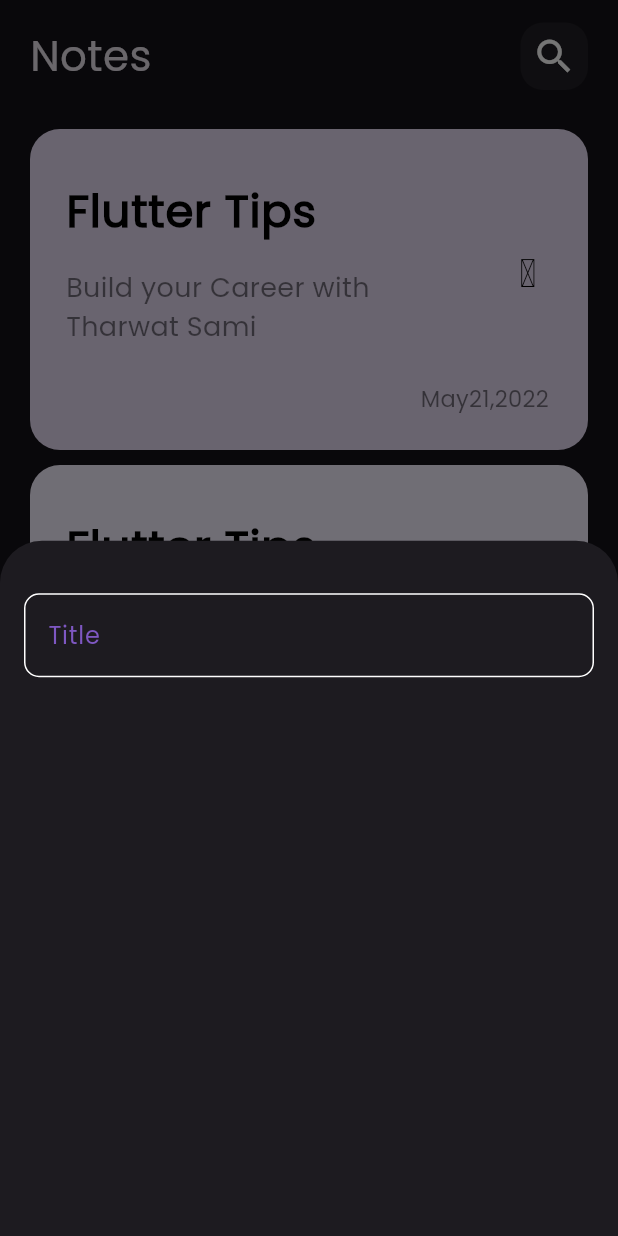
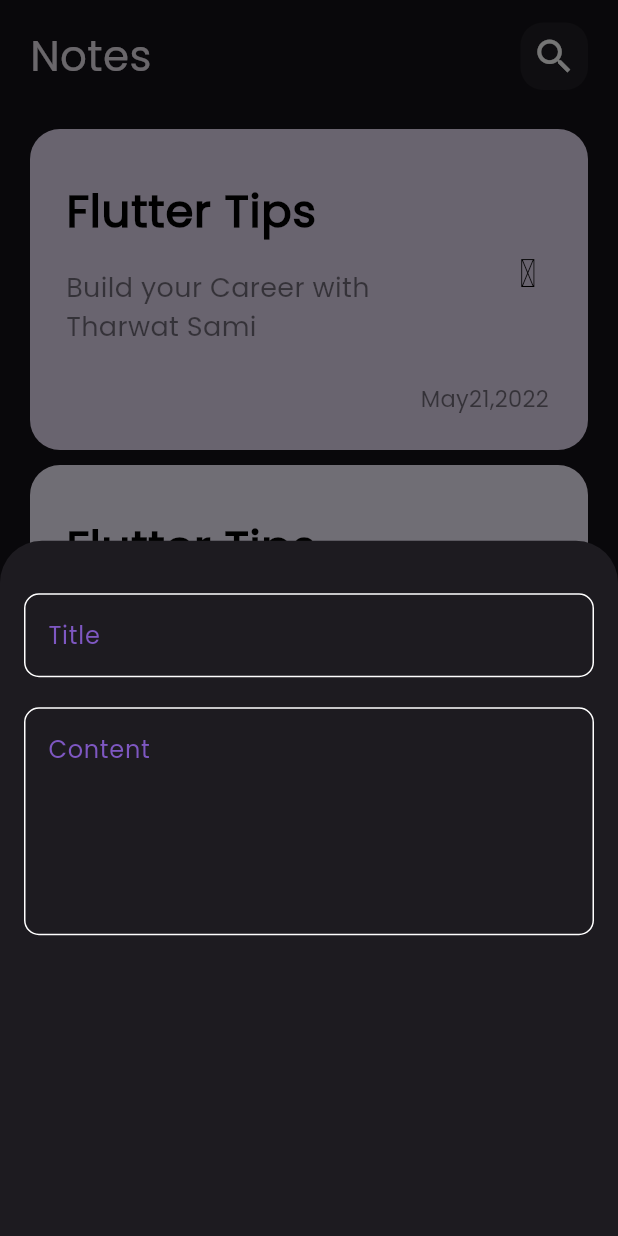
Before and after one commit to AlaaElkhamisy/Note_app, a Flutter app: the screen it shows after launch, after a tap on the "add" icon, on a phone screen of 412 x 824 dp. Run offline on Flutter 3.47's test engine with Material 3 defaults, Android fonts, the phone set to English and light mode, and no system bars; missing offline and left inert: font_awesome_icon_class.

Commit message:
add fields to bottom sheet

```diff
--- a/lib/customs/custom_text_field.dart
+++ b/lib/customs/custom_text_field.dart
@@ -2,14 +2,16 @@ import 'package:flutter/material.dart';
 import 'package:note/customs/app_colors.dart';
 
 class CustomTextField extends StatelessWidget {
-  const CustomTextField({super.key});
-
+  const CustomTextField({super.key, required this.hint, this.maxLines = 1});
+  final String hint;
+  final int maxLines;
   @override
   Widget build(BuildContext context) {
     return TextField(
+      maxLines: maxLines,
       cursorColor: AppColors.primaryColor,
       decoration: InputDecoration(
-          hintText: "Title",
+          hintText: hint,
           hintStyle: TextStyle(color: AppColors.primaryColor),
           border: buildBorder(),
           enabledBorder: buildBorder(),
--- a/lib/view/widgets/add_note_bottom_sheet.dart
+++ b/lib/view/widgets/add_note_bottom_sheet.dart
@@ -13,7 +13,16 @@ class Add_Note_Bottom_Sheet extends StatelessWidget {
           SizedBox(
             height: 35,
           ),
-          CustomTextField()
+          CustomTextField(
+            hint: "Title",
+          ),
+          SizedBox(
+            height: 20,
+          ),
+          CustomTextField(
+            hint: "Content",
+            maxLines: 5,
+          )
         ],
       ),
     );
```
